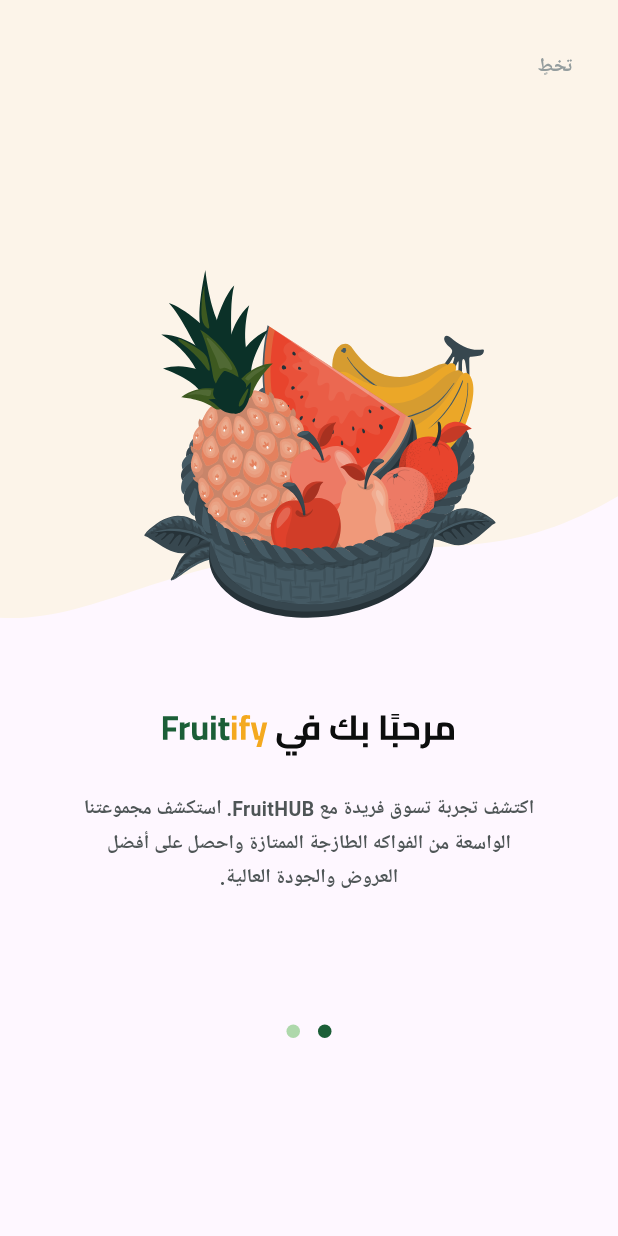
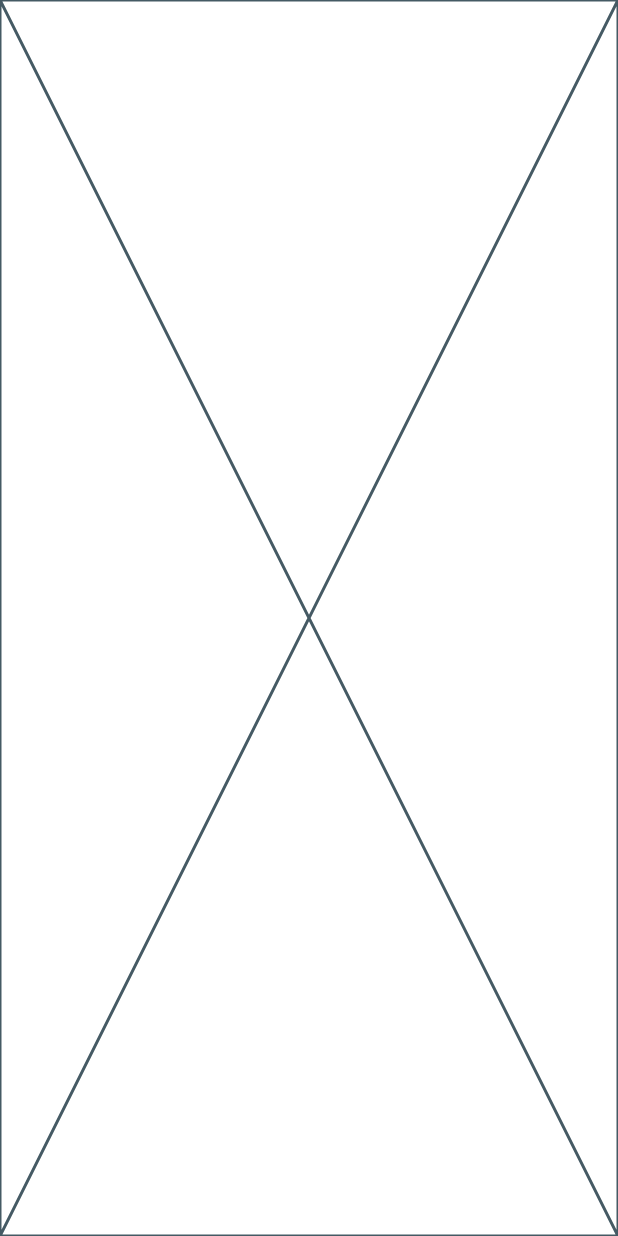
Before and after one commit to omarabady1/Fruitify, a Flutter app: the screen it shows after launch, after a tap on "تخطٍ", on a phone screen of 412 x 824 dp. Run offline on Flutter 3.47's test engine with Material 3 defaults, Android fonts, the phone set to English and light mode, and no system bars; drawn by our look-alikes of dots_indicator; our stand-ins replace flutter_svg, google_fonts; Roboto replaces fonts that are missing (Cairo).

Commit message:
Add navigation logic to onboarding view

```diff
--- a/lib/core/helper_functions/on_generate_routs.dart
+++ b/lib/core/helper_functions/on_generate_routs.dart
@@ -1,6 +1,8 @@
 import 'package:flutter/material.dart';
 import 'package:fruitify/features/on_boarding/presentation/views/on_boarding_view.dart';
 import 'package:fruitify/features/splash/presentation/views/splash_view.dart';
+
+import '../../features/authentication/presentation/views/login_view.dart';
 
 Route<dynamic> onGenerateRoute(RouteSettings settings) {
   switch (settings.name) {
@@ -8,6 +10,9 @@
       return MaterialPageRoute(builder: (context) => const SplashView());
     case OnBoardingView.routeName:
       return MaterialPageRoute(builder: (context) => const OnBoardingView());
+    case LoginView.routeName:
+      return MaterialPageRoute(builder: (context) => const LoginView());
+
     default:
       return MaterialPageRoute(builder: (context) => Container());
   }
--- /dev/null
+++ b/lib/features/authentication/presentation/views/login_view.dart
@@ -0,0 +1,10 @@
+import 'package:flutter/material.dart';
+
+class LoginView extends StatelessWidget {
+  const LoginView({super.key});
+  static const String routeName = 'login_view';
+  @override
+  Widget build(BuildContext context) {
+    return const Placeholder();
+  }
+}
--- a/lib/features/on_boarding/presentation/views/widgets/on_boarding_page_view.dart
+++ b/lib/features/on_boarding/presentation/views/widgets/on_boarding_page_view.dart
@@ -1,6 +1,6 @@
 import 'package:flutter/material.dart';
 import 'package:flutter_svg/svg.dart';
-import 'package:fruitify/features/splash/presentation/views/widgets/page_view_item.dart';
+import 'package:fruitify/features/on_boarding/presentation/views/widgets/page_view_item.dart';
 import 'package:fruitify/generated/assets.dart';
 
 class OnBoardingPageView extends StatelessWidget {
--- a/lib/features/on_boarding/presentation/views/widgets/on_boarding_view_body.dart
+++ b/lib/features/on_boarding/presentation/views/widgets/on_boarding_view_body.dart
@@ -2,6 +2,7 @@
 import 'package:flutter/material.dart';
 import 'package:fruitify/constants.dart';
 import 'package:fruitify/core/utils/custom_button.dart';
+import 'package:fruitify/features/authentication/presentation/views/login_view.dart';
 import 'package:fruitify/features/on_boarding/presentation/views/widgets/on_boarding_page_view.dart';
 
 class OnBoardingViewBody extends StatefulWidget {
@@ -64,7 +65,9 @@
           maintainSize: true,
           maintainAnimation: true,
           maintainState: true,
-          child: CustomButton(label: 'ابدأ الآن', onPressed: () {}),
+          child: CustomButton(label: 'ابدأ الآن', onPressed: () {
+            Navigator.pushReplacementNamed(context, LoginView.routeName);
+          }),
         ),
       ],
     );
--- a/lib/features/splash/presentation/views/widgets/page_view_item.dart
+++ b/lib/features/on_boarding/presentation/views/widgets/page_view_item.dart
@@ -1,6 +1,8 @@
 import 'package:flutter/material.dart';
 import 'package:flutter_svg/flutter_svg.dart';
 import 'package:fruitify/core/utils/app_text_styles.dart';
+
+import '../../../../authentication/presentation/views/login_view.dart';
 
 class PageViewItem extends StatelessWidget {
   const PageViewItem({
@@ -33,18 +35,14 @@
                 alignment: Alignment.topRight,
                 child: Padding(
                   padding: EdgeInsetsGeometry.only(top: 20, right: 10),
-                  child: TextButton(
-                    onPressed: () {},
-                    child: Visibility(
-                      visible: isVisible,
+                  child: Visibility(
+                    visible: isVisible,
+                    child: TextButton(
+                      onPressed: () {
+                        Navigator.pushReplacementNamed(context, LoginView.routeName);
+                      },
                       child: Text(
                         'تخطٍ',
-                        // style: GoogleFonts.cairo(
-                        //   color: const Color(0xFF949D9E),
-                        //   fontSize: 13,
-                        //   fontWeight: FontWeight.w600,
-                        //   height: 1.70,
-                        // ),
                         style: AppTextStyles.semiBold13.copyWith(
                           color: const Color(0xFF949D9E),
                           height: 1.70,
```
